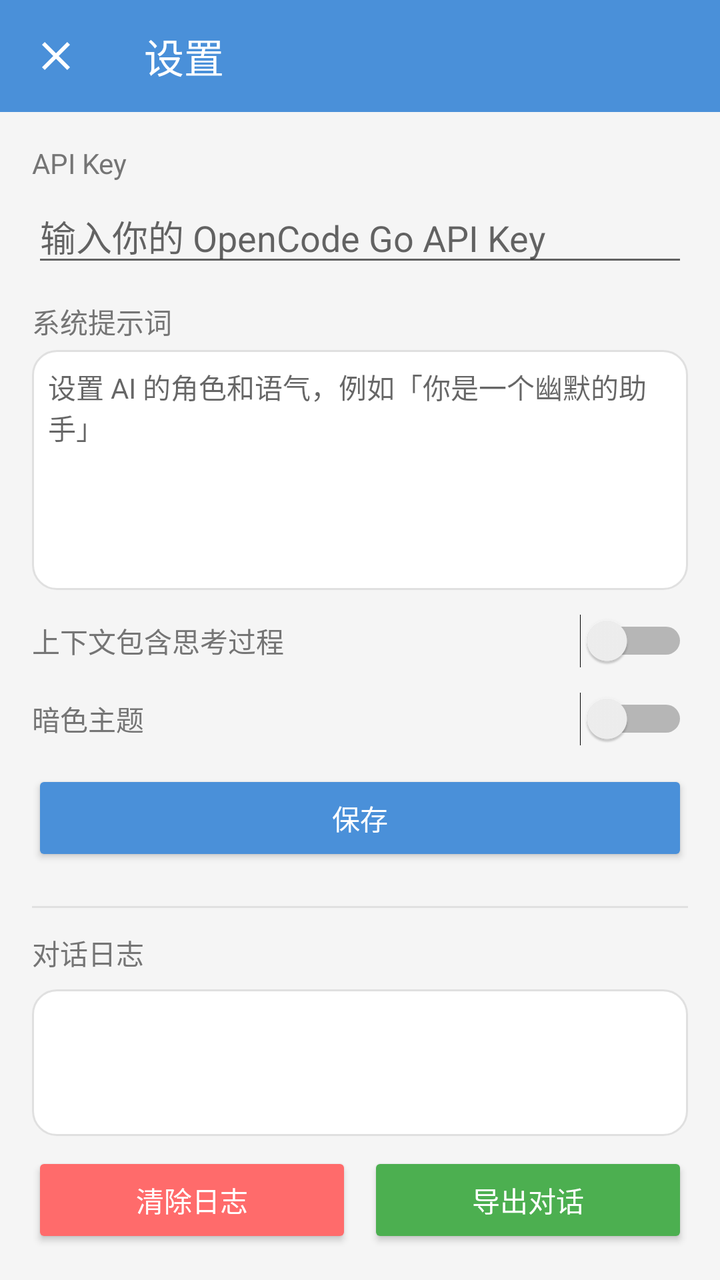
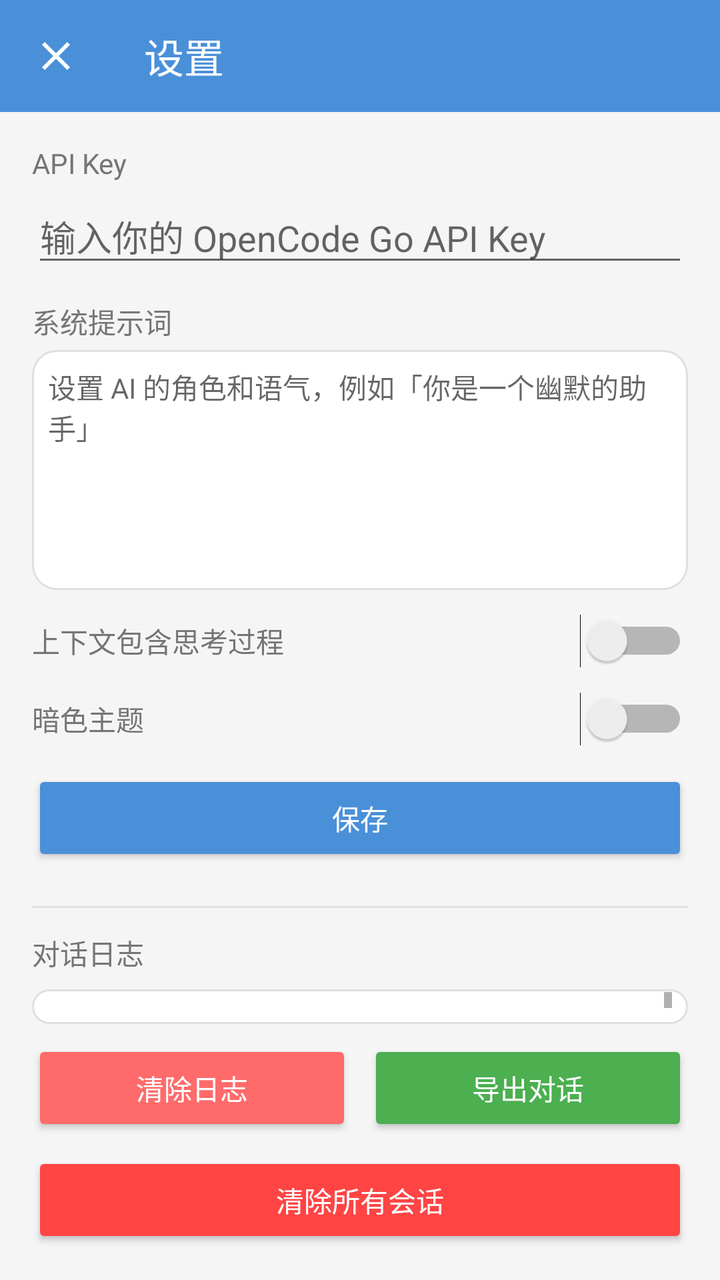

An Android layout rendered at two revisions. The XML below is the earlier revision; the diff shows what the commit changed to produce the second picture.
<!-- AndroidManifest.xml: application theme Theme.SimpleAI -->
<!-- res/layout/activity_settings.xml -->
<?xml version="1.0" encoding="utf-8"?>
<LinearLayout xmlns:android="http://schemas.android.com/apk/res/android"
    xmlns:app="http://schemas.android.com/apk/res-auto"
    android:layout_width="match_parent"
    android:layout_height="match_parent"
    android:orientation="vertical">

    <androidx.appcompat.widget.Toolbar
        android:id="@+id/toolbar"
        android:layout_width="match_parent"
        android:layout_height="?attr/actionBarSize"
        android:background="@color/primary"
        app:theme="@style/ToolbarTheme"
        app:title="设置"
        app:titleTextColor="@android:color/white"
        app:navigationIcon="@drawable/ic_close" />

    <LinearLayout
        android:layout_width="match_parent"
        android:layout_height="match_parent"
        android:orientation="vertical"
        android:padding="16dp">

    <TextView
        android:layout_width="wrap_content"
        android:layout_height="wrap_content"
        android:text="API Key"
        android:textSize="14sp"
        android:textColor="@color/text_secondary" />

    <EditText
        android:id="@+id/edit_api_key"
        android:layout_width="match_parent"
        android:layout_height="wrap_content"
        android:layout_marginTop="4dp"
        android:hint="输入你的 OpenCode Go API Key"
        android:inputType="textPassword"
        android:singleLine="true" />

    <TextView
        android:layout_width="wrap_content"
        android:layout_height="wrap_content"
        android:layout_marginTop="12dp"
        android:text="系统提示词"
        android:textSize="14sp"
        android:textColor="@color/text_secondary" />

    <EditText
        android:id="@+id/edit_system_prompt"
        android:layout_width="match_parent"
        android:layout_height="120dp"
        android:layout_marginTop="4dp"
        android:gravity="top"
        android:hint="设置 AI 的角色和语气，例如「你是一个幽默的助手」"
        android:inputType="textMultiLine"
        android:background="@drawable/bg_ai_message"
        android:padding="8dp"
        android:textColor="@color/text_primary"
        android:textSize="14sp" />

    <LinearLayout
        android:layout_width="match_parent"
        android:layout_height="wrap_content"
        android:layout_marginTop="12dp"
        android:gravity="center_vertical"
        android:orientation="horizontal">

        <TextView
            android:layout_width="0dp"
            android:layout_height="wrap_content"
            android:layout_weight="1"
            android:text="上下文包含思考过程"
            android:textColor="@color/text_secondary"
            android:textSize="14sp" />

        <Switch
            android:id="@+id/switch_include_thinking"
            android:layout_width="wrap_content"
            android:layout_height="wrap_content" />
    </LinearLayout>

    <LinearLayout
        android:layout_width="match_parent"
        android:layout_height="wrap_content"
        android:layout_marginTop="12dp"
        android:gravity="center_vertical"
        android:orientation="horizontal">

        <TextView
            android:layout_width="0dp"
            android:layout_height="wrap_content"
            android:layout_weight="1"
            android:text="暗色主题"
            android:textColor="@color/text_secondary"
            android:textSize="14sp" />

        <Switch
            android:id="@+id/switch_dark"
            android:layout_width="wrap_content"
            android:layout_height="wrap_content" />
    </LinearLayout>

    <Button
        android:id="@+id/btn_save"
        android:layout_width="match_parent"
        android:layout_height="wrap_content"
        android:layout_marginTop="12dp"
        android:backgroundTint="@color/primary"
        android:text="保存"
        android:textColor="@android:color/white" />

    <View
        android:layout_width="match_parent"
        android:layout_height="1dp"
        android:layout_marginTop="20dp"
        android:background="@color/divider" />

    <TextView
        android:layout_width="wrap_content"
        android:layout_height="wrap_content"
        android:layout_marginTop="12dp"
        android:text="对话日志"
        android:textSize="14sp"
        android:textColor="@color/text_secondary" />

    <ScrollView
        android:layout_width="match_parent"
        android:layout_height="0dp"
        android:layout_weight="1"
        android:layout_marginTop="8dp"
        android:background="@drawable/bg_ai_message"
        android:padding="8dp">

        <TextView
            android:id="@+id/text_log"
            android:layout_width="match_parent"
            android:layout_height="wrap_content"
            android:fontFamily="monospace"
            android:textColor="@color/text_primary"
            android:textSize="12sp" />
    </ScrollView>

    <LinearLayout
        android:layout_width="match_parent"
        android:layout_height="wrap_content"
        android:layout_marginTop="8dp"
        android:orientation="horizontal">

        <Button
            android:id="@+id/btn_clear_log"
            android:layout_width="0dp"
            android:layout_height="wrap_content"
            android:layout_weight="1"
            android:backgroundTint="#FF6B6B"
            android:text="清除日志"
            android:textColor="@android:color/white" />

        <Button
            android:id="@+id/btn_export"
            android:layout_width="0dp"
            android:layout_height="wrap_content"
            android:layout_weight="1"
            android:layout_marginStart="8dp"
            android:backgroundTint="#4CAF50"
            android:text="导出对话"
            android:textColor="@android:color/white" />
    </LinearLayout>

    </LinearLayout>

</LinearLayout>
<!-- resources referenced by this layout -->
<resources>
  <color name="divider">#E0E0E0</color>
  <color name="primary">#4A90D9</color>
  <color name="text_primary">#212121</color>
  <color name="text_secondary">#757575</color>
  <!-- drawable bg_ai_message (drawable) -->
  <?xml version="1.0" encoding="utf-8"?>
  <shape xmlns:android="http://schemas.android.com/apk/res/android"
      android:shape="rectangle">
      <corners android:radius="12dp" />
      <solid android:color="@color/bg_ai_msg" />
      <stroke
          android:width="1dp"
          android:color="@color/divider" />
  </shape>
  <!-- drawable ic_close (drawable) -->
  <?xml version="1.0" encoding="utf-8"?>
  <vector xmlns:android="http://schemas.android.com/apk/res/android"
      android:width="24dp"
      android:height="24dp"
      android:viewportWidth="24"
      android:viewportHeight="24">
      <path
          android:fillColor="#FFFFFF"
          android:pathData="M19,6.41L17.59,5 12,10.59 6.41,5 5,6.41 10.59,12 5,17.59 6.41,19 12,13.41 17.59,19 19,17.59 13.41,12z" />
  </vector>
  <style name="ToolbarTheme" parent="ThemeOverlay.AppCompat.Dark.ActionBar">
          <item name="android:background">@color/primary</item>
      </style>
  <style name="Theme.SimpleAI" parent="Theme.AppCompat.DayNight.NoActionBar">
          <item name="colorPrimary">@color/primary</item>
          <item name="colorPrimaryDark">@color/primary_dark</item>
          <item name="colorAccent">@color/accent</item>
          <item name="android:windowBackground">@color/bg_chat</item>
      </style>
  <color name="bg_ai_msg">#FFFFFF</color>
  <color name="primary_dark">#3A7BC8</color>
  <color name="accent">#FF6B6B</color>
  <color name="bg_chat">#F5F5F5</color>
</resources>

<!-- the commit's change to res/layout/activity_settings.xml (unified diff, before → after) -->
@@ -166,6 +166,15 @@
             android:textColor="@android:color/white" />
     </LinearLayout>
 
+    <Button
+        android:id="@+id/btn_clear_all"
+        android:layout_width="match_parent"
+        android:layout_height="wrap_content"
+        android:layout_marginTop="8dp"
+        android:backgroundTint="#FF4444"
+        android:text="清除所有会话"
+        android:textColor="@android:color/white" />
+
     </LinearLayout>
 
 </LinearLayout>
